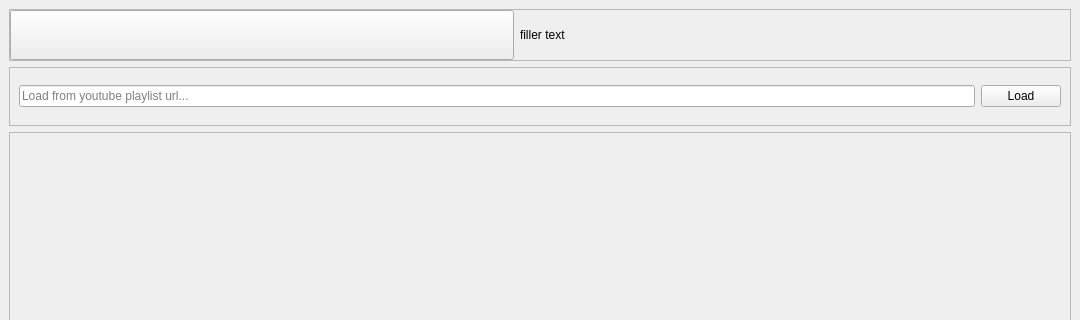
Before: the Qt Designer form classes/generatedui/mainwindow.ui in moltenlavaguava/peanut, drawn with Qt 5; both pictures show x 0 to 1080 and y 0 to 320 of the 1080 by 675 pixel window.
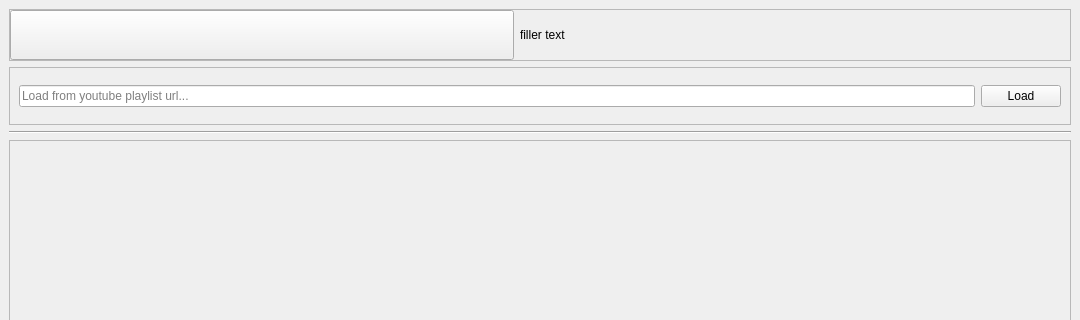
After: the same form once the commit is applied. The open tabs and pages were chosen to show the change. Icons and pictures are not drawn. Custom widgets are drawn as their Qt base class.

Commit message: changed playlist selector frame to be a scroll area

The edit to the form file:
```diff
--- a/classes/generatedui/mainwindow.ui
+++ b/classes/generatedui/mainwindow.ui
@@ -772,20 +772,34 @@
          </widget>
         </item>
         <item>
-         <widget class="QFrame" name="container_playlistSelector">
+         <widget class="Line" name="line">
+          <property name="orientation">
+           <enum>Qt::Orientation::Horizontal</enum>
+          </property>
+         </widget>
+        </item>
+        <item>
+         <widget class="QScrollArea" name="container_playlistSelector">
           <property name="sizePolicy">
-           <sizepolicy hsizetype="Preferred" vsizetype="Preferred">
+           <sizepolicy hsizetype="Expanding" vsizetype="Expanding">
             <horstretch>0</horstretch>
             <verstretch>90</verstretch>
            </sizepolicy>
           </property>
-          <property name="frameShape">
-           <enum>QFrame::Shape::StyledPanel</enum>
+          <property name="widgetResizable">
+           <bool>true</bool>
           </property>
-          <property name="frameShadow">
-           <enum>QFrame::Shadow::Raised</enum>
-          </property>
-          <layout class="QGridLayout" name="gridLayout"/>
+          <widget class="QWidget" name="container_playlistSelectorScrollArea">
+           <property name="geometry">
+            <rect>
+             <x>0</x>
+             <y>0</y>
+             <width>1062</width>
+             <height>526</height>
+            </rect>
+           </property>
+           <layout class="QVBoxLayout" name="verticalLayout_8"/>
+          </widget>
          </widget>
         </item>
        </layout>
```
Left out of the diff: 2 changed lines with no effect on the pictures. The commit also changes 4 other files.
